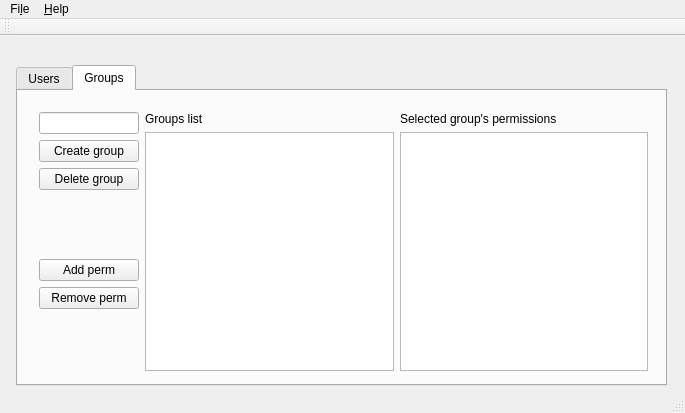
Qt form MainWindow.ui (Credid/credid-client-qt) before a commit.
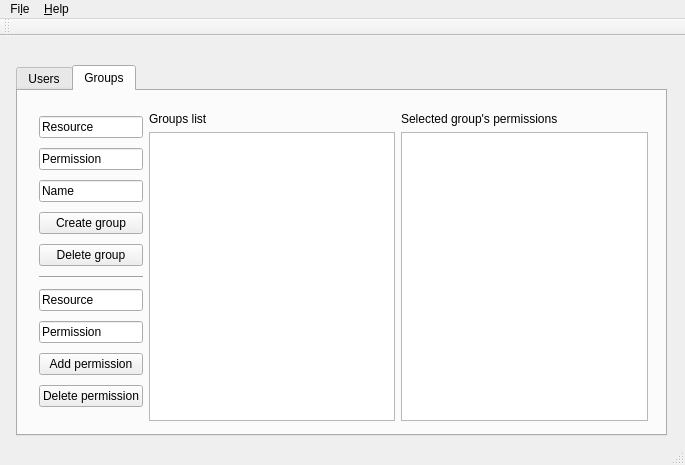
The same form after that commit.

Patch:
```diff
--- a/MainWindow.ui
+++ b/MainWindow.ui
@@ -7,7 +7,7 @@
     <x>0</x>
     <y>0</y>
     <width>685</width>
-    <height>413</height>
+    <height>465</height>
    </rect>
   </property>
   <property name="windowTitle">
@@ -20,7 +20,7 @@
       <x>16</x>
       <y>29</y>
       <width>651</width>
-      <height>321</height>
+      <height>371</height>
      </rect>
     </property>
     <property name="currentIndex">
@@ -218,14 +218,32 @@
         <x>10</x>
         <y>10</y>
         <width>631</width>
-        <height>281</height>
+        <height>331</height>
        </rect>
       </property>
       <layout class="QHBoxLayout" name="layoutGroups">
        <item>
         <layout class="QVBoxLayout" name="verticalLayout_5">
          <item>
-          <widget class="QLineEdit" name="newGroupName"/>
+          <widget class="QLineEdit" name="newGroup_Resource">
+           <property name="text">
+            <string>Resource</string>
+           </property>
+          </widget>
+         </item>
+         <item>
+          <widget class="QLineEdit" name="newGroup_Permission">
+           <property name="text">
+            <string>Permission</string>
+           </property>
+          </widget>
+         </item>
+         <item>
+          <widget class="QLineEdit" name="newGroup_Name">
+           <property name="text">
+            <string>Name</string>
+           </property>
+          </widget>
          </item>
          <item>
           <widget class="QPushButton" name="newGroup">
@@ -242,44 +260,39 @@
           </widget>
          </item>
          <item>
-          <spacer name="verticalSpacer_3">
+          <widget class="Line" name="line">
            <property name="orientation">
-            <enum>Qt::Vertical</enum>
+            <enum>Qt::Horizontal</enum>
            </property>
-           <property name="sizeHint" stdset="0">
-            <size>
-             <width>20</width>
-             <height>40</height>
-            </size>
+          </widget>
+         </item>
+         <item>
+          <widget class="QLineEdit" name="newPermission_Resource">
+           <property name="text">
+            <string>Resource</string>
            </property>
-          </spacer>
+          </widget>
          </item>
          <item>
-          <widget class="QPushButton" name="addGroupPerm">
+          <widget class="QLineEdit" name="newPermission_Permission">
            <property name="text">
-            <string>Add perm</string>
+            <string>Permission</string>
            </property>
           </widget>
          </item>
          <item>
           <widget class="QPushButton" name="removeGroupPerm">
            <property name="text">
-            <string>Remove perm</string>
+            <string>Add permission</string>
            </property>
           </widget>
          </item>
          <item>
-          <spacer name="verticalSpacer_4">
-           <property name="orientation">
-            <enum>Qt::Vertical</enum>
+          <widget class="QPushButton" name="removePermission">
+           <property name="text">
+            <string>Delete permission</string>
            </property>
-           <property name="sizeHint" stdset="0">
-            <size>
-             <width>20</width>
-             <height>40</height>
-            </size>
-           </property>
-          </spacer>
+          </widget>
          </item>
         </layout>
        </item>
```
Left out of the diff: 2 changed lines with no effect on the pictures.
